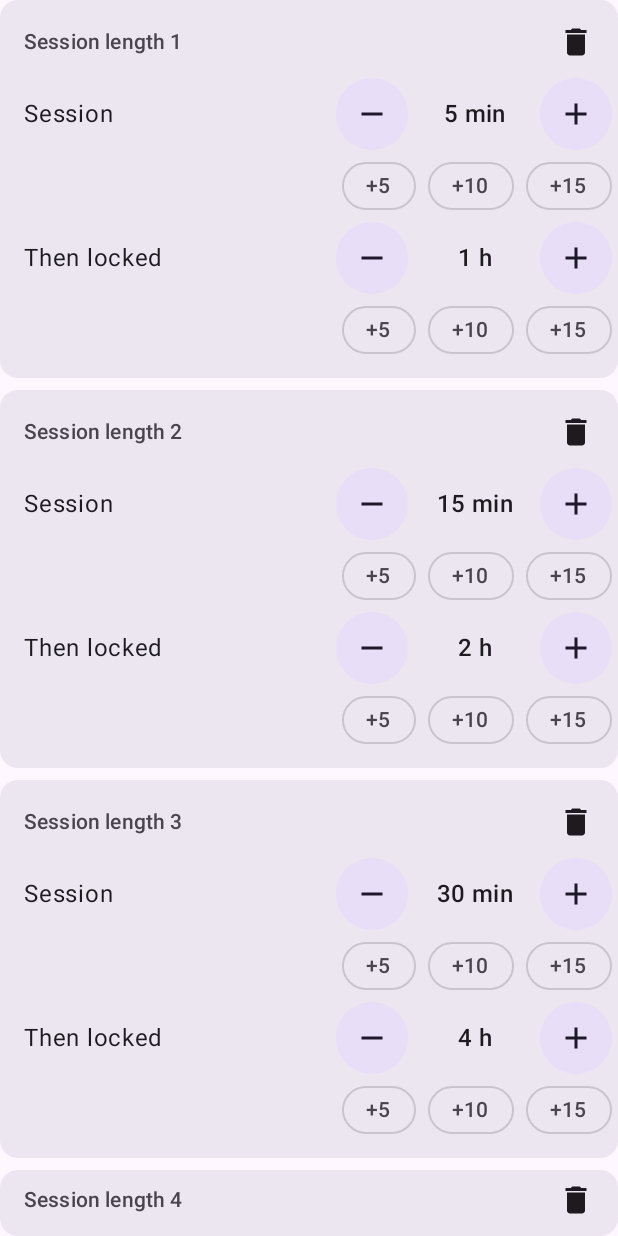
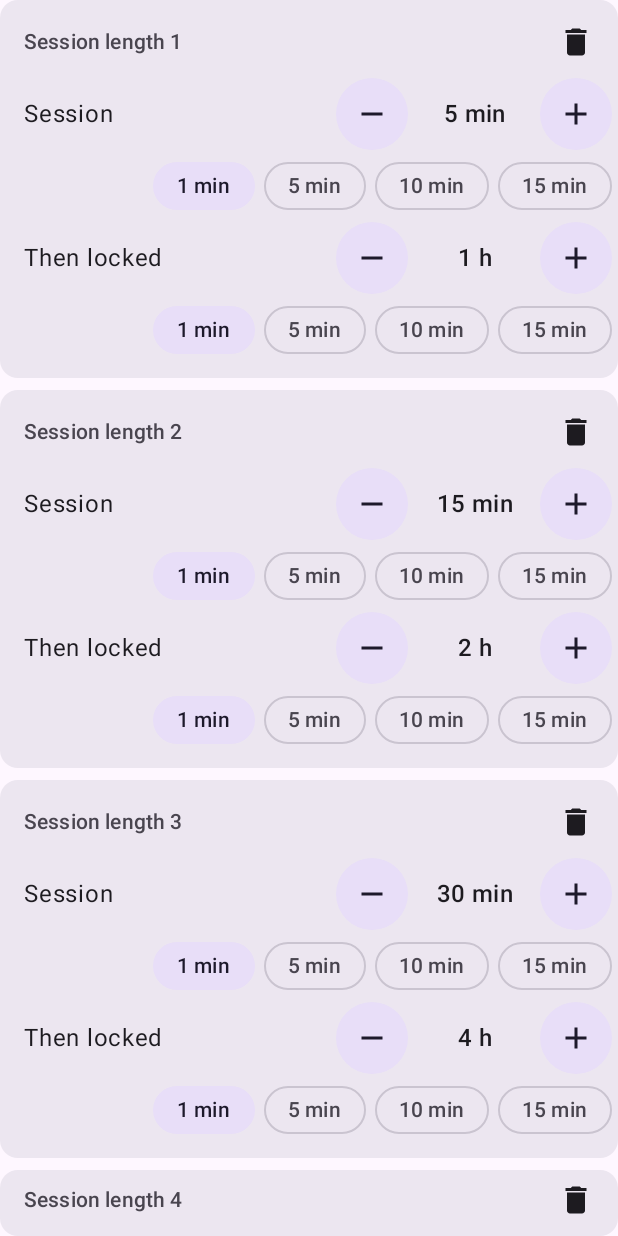
Before and after one commit to jscyril/ebb, an Android app built with Jetpack Compose: the composable RuleEditor called with sample values from the repository, on a phone screen of 412 x 824 dp. Run offline under Robolectric (Android 15) with nearby library versions, the phone set to English and light mode, and no system bars; our stand-ins replace Material 3 Expressive styles (plain Material 3 is drawn); 2 statements that could not run were skipped.

Commit message:
Debug-only test mode and step-size bubbles
- Debug builds install as a separate "Ebb Debug" app (.debug suffix) with a Settings toggle that makes rule changes apply at once (no 24 h wait, no pledge refusal). Gated on BuildConfig.DEBUG, so R8 strips it from release.
- Rule steppers: 1 / 5 / 10 / 15 min bubbles choose how far the − and + buttons move.

Co-Authored-By: Claude Opus 5.5 <noreply@anthropic.com>

```diff
--- a/app/build.gradle.kts
+++ b/app/build.gradle.kts
@@ -38,6 +38,10 @@ android {
     }
 
     buildTypes {
+        // A separate "Ebb Debug" app that can sit next to the release one; only it shows the test-mode toggle.
+        debug {
+            applicationIdSuffix = ".debug"
+        }
         release {
             // Without keystore.properties the APK is debug-signed: installable locally, NOT for distribution.
             signingConfig = signingConfigs.findByName("release") ?: signingConfigs.getByName("debug")
@@ -53,7 +57,7 @@ android {
         checkReleaseBuilds = true
     }
 
-    buildFeatures { compose = true }
+    buildFeatures { compose = true; buildConfig = true }
 }
 
 dependencies {
--- /dev/null
+++ b/app/src/debug/res/values/strings.xml
@@ -0,0 +1,4 @@
+<?xml version="1.0" encoding="utf-8"?>
+<resources>
+    <string name="app_name">Ebb Debug</string>
+</resources>
--- a/app/src/main/java/com/jscyril/ebb/data/Repo.kt
+++ b/app/src/main/java/com/jscyril/ebb/data/Repo.kt
@@ -1,4 +1,6 @@
 package com.jscyril.ebb.data
+
+import com.jscyril.ebb.BuildConfig
 
 import android.content.Context
 import androidx.datastore.preferences.core.Preferences
@@ -167,6 +169,10 @@ class Repo private constructor(ctx: Context) {
     val protectionEnabledFlow: Flow<Boolean> = ds.data.map { it[Keys.PROTECTION] != "false" }
     suspend fun setProtectionEnabled(on: Boolean) = put(Keys.PROTECTION, on.toString()) { it }
 
+    /** Debug builds only: rule changes skip the 24 h wait. Always false in release, whatever is stored. */
+    val testModeFlow: Flow<Boolean> = ds.data.map { BuildConfig.DEBUG && it[Keys.TEST_MODE] == "true" }
+    suspend fun setTestMode(on: Boolean) = put(Keys.TEST_MODE, on.toString()) { it }
+
     // ---- usage analytics
     suspend fun logSession(pkg: String, start: Long, end: Long, plannedMin: Int, kind: Kind) {
         val z = zone()
--- a/app/src/main/java/com/jscyril/ebb/data/Settings.kt
+++ b/app/src/main/java/com/jscyril/ebb/data/Settings.kt
@@ -29,6 +29,7 @@ internal object Keys {
     val ONBOARDED = stringPreferencesKey("onboarding_done")
     val PROTECTION = stringPreferencesKey("protection_enabled")
     val ZONE = stringPreferencesKey("zone_id")
+    val TEST_MODE = stringPreferencesKey("debug_test_mode")
 }
 
 /** [skew] is wall clock minus trusted time when saved; after a reboot it undoes a clock change made before it. */
--- a/app/src/main/java/com/jscyril/ebb/service/BlockerService.kt
+++ b/app/src/main/java/com/jscyril/ebb/service/BlockerService.kt
@@ -429,7 +429,8 @@ class BlockerService : AccessibilityService() {
 
     /** Watched rules after maturing pending changes; empty while not [guarding]. */
     private suspend fun activeRules(now: Long): Map<String, AppRule> {
-        val (active, action) = repo.maturePending(now) // a pledge drops the pending change: no loosening lands during one
+        // A pledge drops the pending change: no loosening lands during one. Test mode (debug only) lands it now.
+        val (active, action) = repo.maturePending(if (repo.testModeFlow.first()) Long.MAX_VALUE else now)
         if (action != MatureAction.Keep) widgetsDirty = true
         return if (guarding()) active.apps else emptyMap()
     }
--- a/app/src/main/java/com/jscyril/ebb/ui/app/AppCommon.kt
+++ b/app/src/main/java/com/jscyril/ebb/ui/app/AppCommon.kt
@@ -10,7 +10,10 @@ import androidx.compose.foundation.layout.Row
 import androidx.compose.foundation.layout.Column
 import androidx.compose.ui.semantics.contentDescription
 import androidx.compose.foundation.shape.CircleShape
-import androidx.compose.material3.SuggestionChip
+import androidx.compose.material3.FilterChip
+import androidx.compose.runtime.setValue
+import androidx.compose.runtime.mutableIntStateOf
+import androidx.compose.runtime.saveable.rememberSaveable
 import androidx.compose.foundation.layout.padding
 import androidx.compose.foundation.layout.size
 import androidx.compose.foundation.layout.widthIn
@@ -50,6 +53,7 @@ import kotlinx.coroutines.flow.Flow
 import kotlinx.coroutines.flow.flow
 import kotlinx.coroutines.withContext
 import java.util.Date
+import kotlinx.coroutines.flow.first
 
 /** Trusted now, re-emitted every [periodMs]; drives countdowns and statuses on the app screens. */
 fun trustedTicker(ctx: Context, periodMs: Long = 30_000): Flow<Long> = flow {
@@ -58,7 +62,10 @@ fun trustedTicker(ctx: Context, periodMs: Long = 30_000): Flow<Long> = flow {
 
 /** Applies a matured pending change, if any. The service does the same on each event. */
 suspend fun maturePending(ctx: Context): Rules {
-    val (rules, action) = Repo.get(ctx).maturePending(TrustedNow.peek(ctx))
+    val repo = Repo.get(ctx)
+    // Test mode (debug only): any waiting change lands right away.
+    val now = if (repo.testModeFlow.first()) Long.MAX_VALUE else TrustedNow.peek(ctx)
+    val (rules, action) = repo.maturePending(now)
     if (action == MatureAction.Apply) rulesChanged(ctx)
     return rules
 }
@@ -82,7 +89,10 @@ suspend fun submitRules(ctx: Context, proposed: Rules): SubmitResult {
         val current = maturePending(ctx)
         val now = TrustedNow.peek(ctx)
         val pledge = repo.pledge()
-        val (rules, pending) = ChangeQueue.submit(current, proposed, now)
+        val (queued, waiting) = ChangeQueue.submit(current, proposed, now)
+        val test = repo.testModeFlow.first() // debug only: no 24 h wait, no pledge refusal
+        val rules = if (test) waiting?.newRules ?: queued else queued
+        val pending = if (test) null else waiting
         if (!allowSubmit(pending != null, Pledge.isActive(pledge, now))) return SubmitResult.RefusedPledge(pledge!!.endsAt)
         // Compare-and-set: if the service changed the rules meanwhile, decide again against the new ones.
         if (!repo.saveIfRulesUnchanged(current, rules.takeIf { pending == null }, pending)) continue
@@ -195,31 +205,33 @@ fun usageText(seconds: Long): String {
 fun Stepper(
     label: String, value: Int, onChange: (Int) -> Unit, min: Int, max: Int, step: Int,
     format: @Composable (Int) -> String, modifier: Modifier = Modifier, enabled: Boolean = true, upEnabled: Boolean = true,
-    quick: List<Int> = emptyList(),
+    steps: List<Int> = emptyList(),
 ) {
     val shown = format(value)
+    // With [steps], bubbles below pick how far − and + move (plain add/subtract); otherwise they snap by [step].
+    var size by rememberSaveable { mutableIntStateOf(steps.firstOrNull() ?: step) }
+    val down = if (steps.isEmpty()) stepDown(value, step, min) else maxOf(min, value - size)
+    val up = if (steps.isEmpty()) stepUp(value, step, max) else minOf(max, value + size)
     Column(modifier) {
         Row(verticalAlignment = Alignment.CenterVertically, horizontalArrangement = Arrangement.spacedBy(8.dp)) {
             Text(label, Modifier.weight(1f), style = MaterialTheme.typography.bodyLarge)
-        FilledTonalIconButton({ onChange(stepDown(value, step, min)) }, Modifier.size(48.dp), enabled = enabled && value > min) {
+            FilledTonalIconButton({ onChange(down) }, Modifier.size(48.dp), enabled = enabled && value > min) {
                 Icon(painterResource(R.drawable.ic_remove), stringResource(R.string.cd_decrease, label))
             }
             Text(
                 shown, Modifier.widthIn(min = 72.dp).semantics { liveRegion = LiveRegionMode.Polite },
                 style = MaterialTheme.typography.titleMedium.copy(fontFeatureSettings = "tnum"), textAlign = TextAlign.Center,
             )
-        FilledTonalIconButton({ onChange(stepUp(value, step, max)) }, Modifier.size(48.dp), enabled = enabled && upEnabled && value < max) {
+            FilledTonalIconButton({ onChange(up) }, Modifier.size(48.dp), enabled = enabled && upEnabled && value < max) {
                 Icon(painterResource(R.drawable.ic_add), stringResource(R.string.cd_increase, label))
             }
         }
-    // Quick-add bubbles for bigger jumps; the ± buttons above move by [step].
-    if (quick.isNotEmpty()) Row(Modifier.align(Alignment.End), horizontalArrangement = Arrangement.spacedBy(8.dp)) {
-        for (q in quick) {
-            val cd = stringResource(R.string.cd_add_minutes, q, label)
-            SuggestionChip(
-                { onChange(minOf(max, value + q)) }, { Text(stringResource(R.string.quick_add, q)) },
-                Modifier.semantics { contentDescription = cd }, enabled = enabled && upEnabled && value < max,
-                shape = CircleShape,
+        if (steps.isNotEmpty()) Row(Modifier.align(Alignment.End), horizontalArrangement = Arrangement.spacedBy(6.dp)) {
+            for (q in steps) {
+                val cd = stringResource(R.string.cd_step_size, label, q)
+                FilterChip(
+                    q == size, { size = q }, { Text(stringResource(R.string.step_size, q)) },
+                    Modifier.semantics { contentDescription = cd }, enabled = enabled, shape = CircleShape,
                 )
             }
         }
--- a/app/src/main/java/com/jscyril/ebb/ui/app/RuleEditor.kt
+++ b/app/src/main/java/com/jscyril/ebb/ui/app/RuleEditor.kt
@@ -72,12 +72,12 @@ fun RuleEditor(tiers: List<Tier>, capMin: Int, onChange: (List<Tier>, Int) -> Un
                     Stepper(
                         stringResource(R.string.tier_session), t.sessionMin,
                         { v -> onChange(tiers.mapIndexed { j, x -> if (j == i) x.copy(sessionMin = v) else x }, capMin) },
-                        1, SESSION_MAX, 1, { minutesText(it) }, quick = QUICK,
+                        1, SESSION_MAX, 1, { minutesText(it) }, steps = STEPS,
                     )
                     Stepper(
                         stringResource(R.string.tier_lock), t.lockMin,
                         { v -> onChange(tiers.mapIndexed { j, x -> if (j == i) x.copy(lockMin = v) else x }, capMin) },
-                        0, LOCK_MAX, 1, { minutesText(it) }, quick = QUICK,
+                        0, LOCK_MAX, 1, { minutesText(it) }, steps = STEPS,
                     )
                 }
             }
@@ -108,7 +108,7 @@ fun RuleEditor(tiers: List<Tier>, capMin: Int, onChange: (List<Tier>, Int) -> Un
             )
         }
         HorizontalDivider(Modifier.padding(vertical = 4.dp))
-        Stepper(stringResource(R.string.rule_cap), capMin, { onChange(tiers, it) }, 0, LOCK_MAX, 1, { minutesText(it) }, quick = QUICK)
+        Stepper(stringResource(R.string.rule_cap), capMin, { onChange(tiers, it) }, 0, LOCK_MAX, 1, { minutesText(it) }, steps = STEPS)
     }
 }
 
@@ -155,4 +155,4 @@ fun AppPicker(selected: Set<String>, onToggle: (String) -> Unit, modifier: Modif
     }
 }
 
-private val QUICK = listOf(5, 10, 15)
+private val STEPS = listOf(1, 5, 10, 15)
--- a/app/src/main/res/values/strings.xml
+++ b/app/src/main/res/values/strings.xml
@@ -1,8 +1,11 @@
 <?xml version="1.0" encoding="utf-8"?>
 <resources>
     <string name="app_name">Ebb</string>
-    <string name="quick_add">+%1$d</string>
-    <string name="cd_add_minutes">Add %1$d minutes to %2$s</string>
+    <string name="set_test">Testing (debug build only)</string>
+    <string name="test_mode">Test mode</string>
+    <string name="test_mode_body">Rule changes apply right away: no 24 hour wait, even during a pledge.</string>
+    <string name="step_size">%1$d min</string>
+    <string name="cd_step_size">Change %1$s by %2$d minutes</string>
     <string name="notif_channel">Session timer</string>
     <string name="notif_title">%1$s session</string>
     <string name="notif_text">Time left before the app locks</string>
```
Also changed, not shown: app/src/main/java/com/jscyril/ebb/ui/app/Settings.kt (+23 -0 lines). Lines whose indentation alone changed are shown as unchanged.
